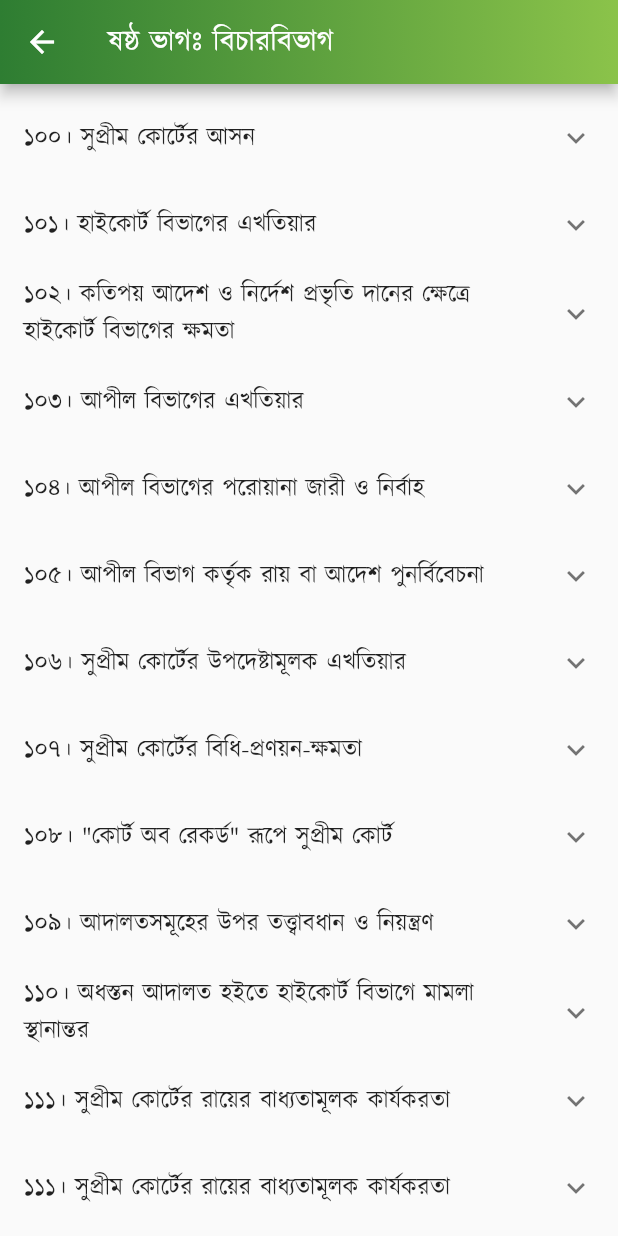
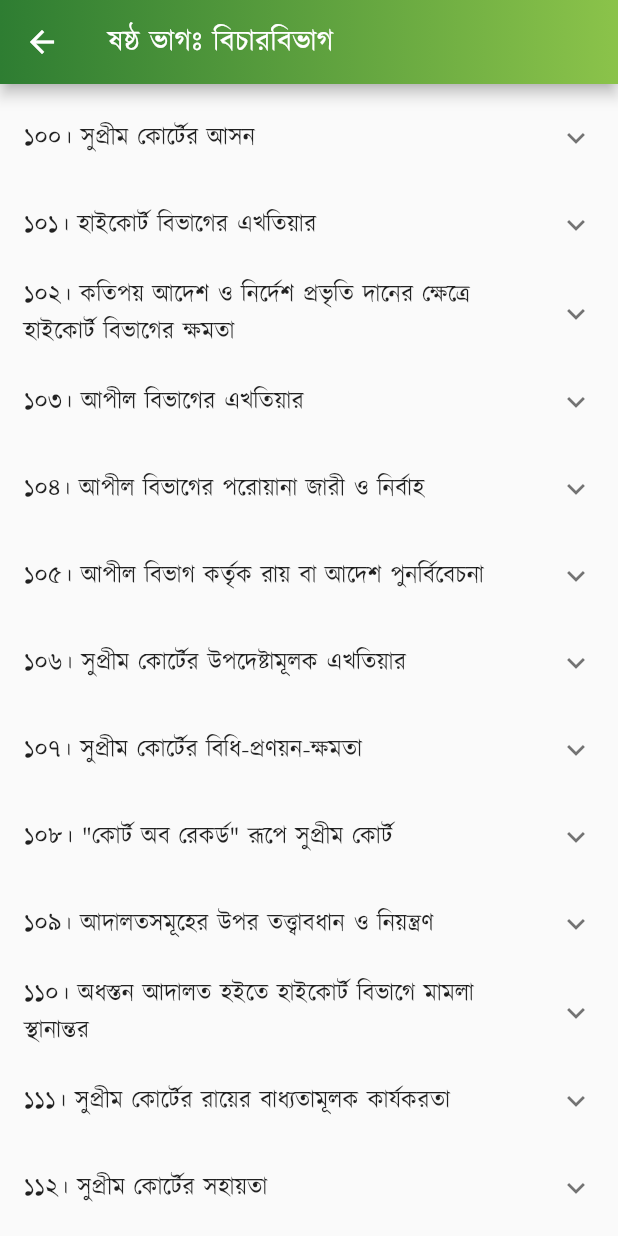
Before and after one commit to Azimul-Haque/flutter-onesignal, a Flutter app: the PartSix screen opened directly, scrolled down 442 dp, on a phone screen of 412 x 824 dp. Run offline on Flutter 3.47's test engine with Material 2 defaults, Android fonts, the phone set to English and light mode, and no system bars; our stand-ins replace fluttertoast, package_info_plus, percent_indicator, shared_preferences, sqflite; missing offline and left inert: blinking_text, flutter_share, onesignal_flutter, slide_popup_dialog; accounts and stored records are empty; network calls fail.

Commit message:
Commit Fri 04/29/2022 14:20:54.22 14586

```diff
--- a/lib/pages/constitution/part6.dart
+++ b/lib/pages/constitution/part6.dart
@@ -310,11 +310,11 @@ class PartSix extends StatelessWidget {
             ],
           ),
           ExpansionTile(
-            title: Text('১১১। সুপ্রীম কোর্টের রায়ের বাধ্যতামূলক কার্যকরতা'),
+            title: Text('১১২। সুপ্রীম কোর্টের সহায়তা'),
             children: <Widget>[
               ListTile(
                   title: Text(
-                '১১১। আপীল বিভাগ কর্তৃক ঘোষিত আইন হাইকোর্ট বিভাগের জন্য এবং সুপ্রীম কোর্টের যে কোন বিভাগ কর্তৃক ঘোষিত আইন অধঃস্তন সকল আদালতের জন্য অবশ্যপালনীয় হইবে।',
+                '১১২। প্রজাতন্ত্রের রাষ্ট্রীয় সীমানার অন্তর্ভুক্ত সকল নির্বাহী ও বিচার বিভাগীয় কর্তৃপক্ষ সুপ্রীম কোর্টের সহায়তা করিবেন।',
                 textAlign: TextAlign.justify,
               )),
             ],
@@ -323,7 +323,7 @@ class PartSix extends StatelessWidget {
             padding: EdgeInsets.all(15),
             child: Column(children: <Widget>[
               Text(
-                " \n\n \n\n \n\n \n\n \n\n \n\n \n\n \n\n১১২। সুপ্রীম কোর্টের সহায়তা \n\n১১৩। সুপ্রীম কোর্টের কর্মচারীগণ \n\n\n২য় পরিচ্ছেদঃ অধস্তন আদালত \n\n১১৪। অধস্তন আদালত-সমূহ প্রতিষ্ঠা \n\n১১৫। অধস্তন আদালতে নিয়োগ \n\n১১৬। অধস্তন আদালতসমূহের নিয়ন্ত্রণ ও শৃঙ্খলা \n\n১১৬ক। বিচারবিভাগীয় কর্মচারীগণ বিচারকার্য পালনের ক্ষেত্রে স্বাধীন \n\n\n৩য় পরিচ্ছেদঃ প্রশাসনিক ট্রাইব্যুনাল \n\n১১৭। প্রশাসনিক ট্রাইব্যুনালসমূহ \n\n\nষষ্ঠ ক ভাগ-জাতীয়দল [সংবিধান (পঞ্চদশ সংশোধন) আইন, ২০১১ (২০১১ সনের ১৪ নং আইন)-এর ৪১ ধারাবলে বিলুপ্ত।]",
+                " \n\n \n\n \n\n \n\n \n\n \n\n \n\n \n\n \n\n১১৩। সুপ্রীম কোর্টের কর্মচারীগণ \n\n\n২য় পরিচ্ছেদঃ অধস্তন আদালত \n\n১১৪। অধস্তন আদালত-সমূহ প্রতিষ্ঠা \n\n১১৫। অধস্তন আদালতে নিয়োগ \n\n১১৬। অধস্তন আদালতসমূহের নিয়ন্ত্রণ ও শৃঙ্খলা \n\n১১৬ক। বিচারবিভাগীয় কর্মচারীগণ বিচারকার্য পালনের ক্ষেত্রে স্বাধীন \n\n\n৩য় পরিচ্ছেদঃ প্রশাসনিক ট্রাইব্যুনাল \n\n১১৭। প্রশাসনিক ট্রাইব্যুনালসমূহ \n\n\nষষ্ঠ ক ভাগ-জাতীয়দল [সংবিধান (পঞ্চদশ সংশোধন) আইন, ২০১১ (২০১১ সনের ১৪ নং আইন)-এর ৪১ ধারাবলে বিলুপ্ত।]",
                 style:
                     TextStyle(color: Colors.black87, fontSize: 15, height: 1.5),
                 textAlign: TextAlign.justify,
```
